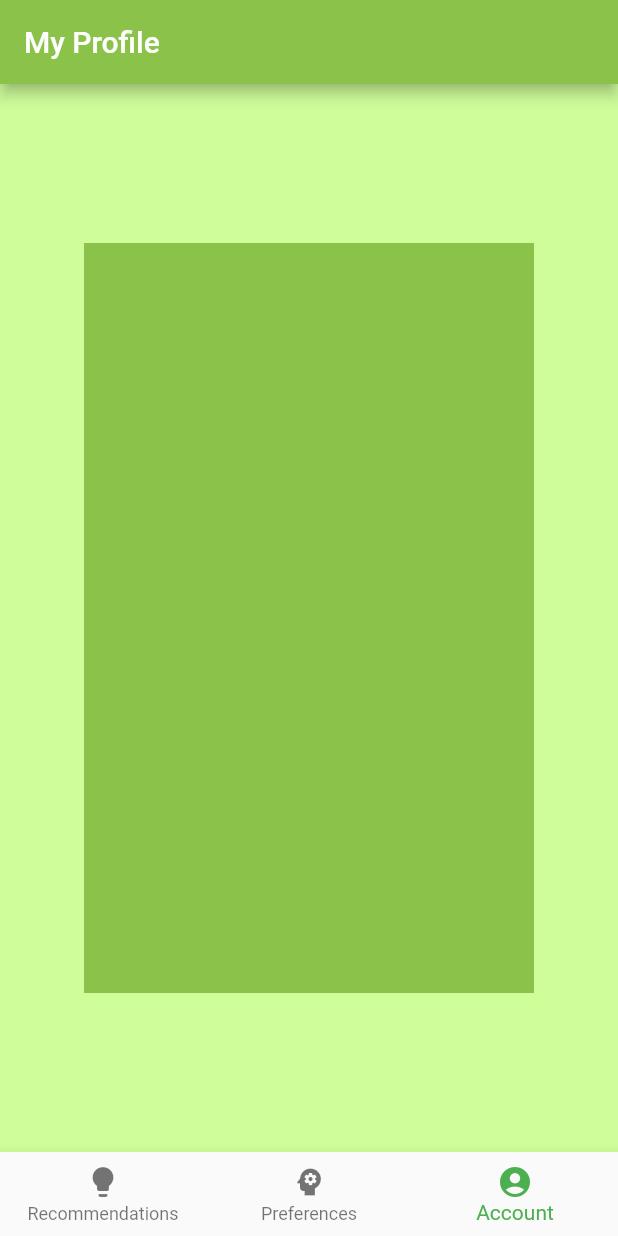
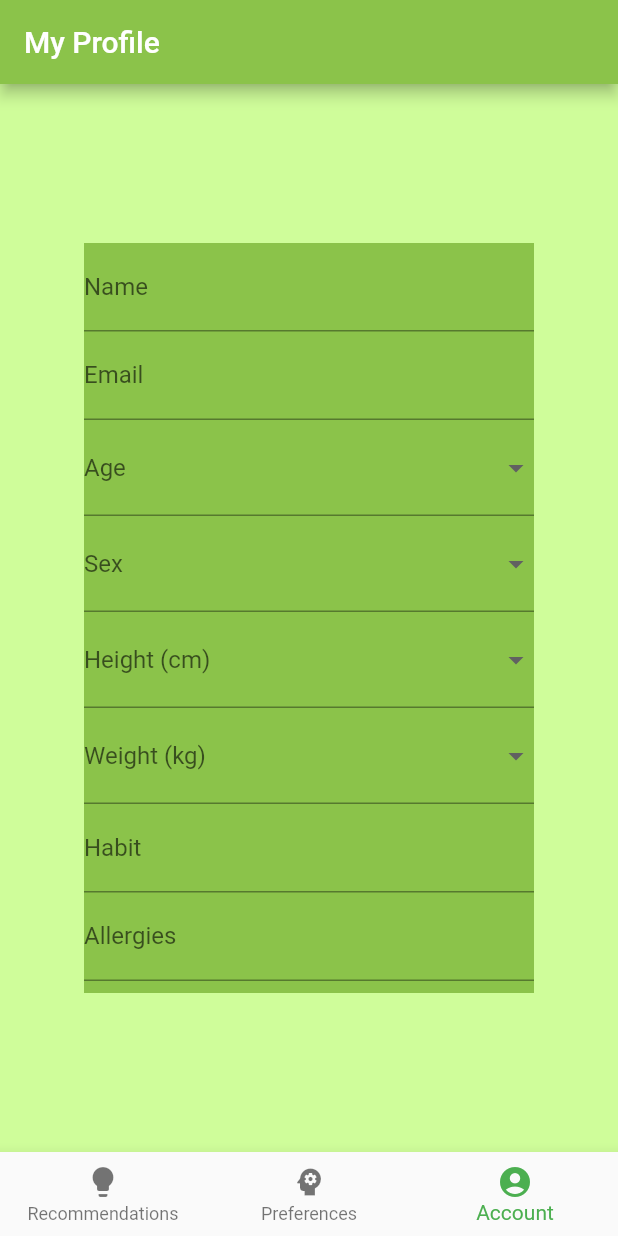
Before and after one commit to nathan-wick/nutrition-ai, a Flutter app: the screen it shows once a user with an empty profile is signed in, item 3 of the bottom bar chosen, on a phone screen of 412 x 824 dp. Run offline on Flutter 3.47's test engine with Material 2 defaults, Android fonts, the phone set to English and light mode, and no system bars; our stand-ins replace firebase_auth, firebase_core; accounts and stored records are empty; network calls fail.

Commit message:
Added input fields

```diff
--- a/nutrition_ai/lib/screens/authenticated/account.dart
+++ b/nutrition_ai/lib/screens/authenticated/account.dart
@@ -1,13 +1,12 @@
 import 'package:firebase_auth/firebase_auth.dart';
 import 'package:flutter/material.dart';
-
-import '../../widgets/my_button.dart';
+// import '../../widgets/my_button.dart'; // Make sure you have this widget imported if you plan to use it.
 
 class Account extends StatefulWidget {
-  const Account({super.key});
+  const Account({Key? key}) : super(key: key);
 
   @override
-  State<Account> createState() => _AccountState();
+  _AccountState createState() => _AccountState();
 }
 
 class _AccountState extends State<Account> {
@@ -17,10 +16,10 @@ class _AccountState extends State<Account> {
     FirebaseAuth.instance.signOut();
   }
 
+  TextEditingController myController = TextEditingController();
+
   @override
   Widget build(BuildContext context) {
-   const IconData account_circle = IconData(0xe043, fontFamily: 'MaterialIcons');
-
     return MaterialApp(
       debugShowCheckedModeBanner: false,
       home: Scaffold(
@@ -28,21 +27,61 @@ class _AccountState extends State<Account> {
         appBar: AppBar(
           title: Text("My Profile"),
           backgroundColor: Colors.lightGreen,
-
         ),
         body: Center(
-          child:Container(
-            height:500,
-            width:300,
+          child: Container(
+            height: 500.0,
+            width: 300.0,
             color: Colors.lightGreen,
-
+            child: Column(
+              children: <Widget>[
+                TextFormField(
+                  decoration: InputDecoration(labelText: 'Name'),
                 ),
-
+                TextFormField(
+                  decoration: InputDecoration(labelText: 'Email'),
+                  keyboardType: TextInputType.emailAddress,
                 ),
-        )
-
-
+                DropdownButtonFormField(
+                  decoration: InputDecoration(labelText: 'Age'),
+                  items: List.generate(100, (index) => index + 1)
+                      .map((e) => DropdownMenuItem(value: e.toString(), child: Text(e.toString())))
+                      .toList(),
+                  onChanged: (value) {},
+                ),
+                DropdownButtonFormField(
+                  decoration: InputDecoration(labelText: 'Sex'),
+                  items: [
+                    DropdownMenuItem(child: Text("Male"), value: "Male"),
+                    DropdownMenuItem(child: Text("Female"), value: "Female"),
+                  ],
+                  onChanged: (value) {},
+                ),
+                DropdownButtonFormField(
+                  decoration: InputDecoration(labelText: 'Height (cm)'),
+                  items: List.generate(251, (index) => index + 50)
+                      .map((e) => DropdownMenuItem(value: e.toString(), child: Text(e.toString())))
+                      .toList(),
+                  onChanged: (value) {},
+                ),
+                DropdownButtonFormField(
+                  decoration: InputDecoration(labelText: 'Weight (kg)'),
+                  items: List.generate(151, (index) => index + 40)
+                      .map((e) => DropdownMenuItem(value: e.toString(), child: Text(e.toString())))
+                      .toList(),
+                  onChanged: (value) {},
+                ),
+                TextFormField(
+                  decoration: InputDecoration(labelText: 'Habit'),
+                ),
+                TextFormField(
+                  decoration: InputDecoration(labelText: 'Allergies'),
+                ),
+              ],
+            ),
+          ),
+        ),
+      ),
     );
-
   }
 }
```
Also changed, not shown: 2 other files. Lines whose indentation alone changed are shown as unchanged.
